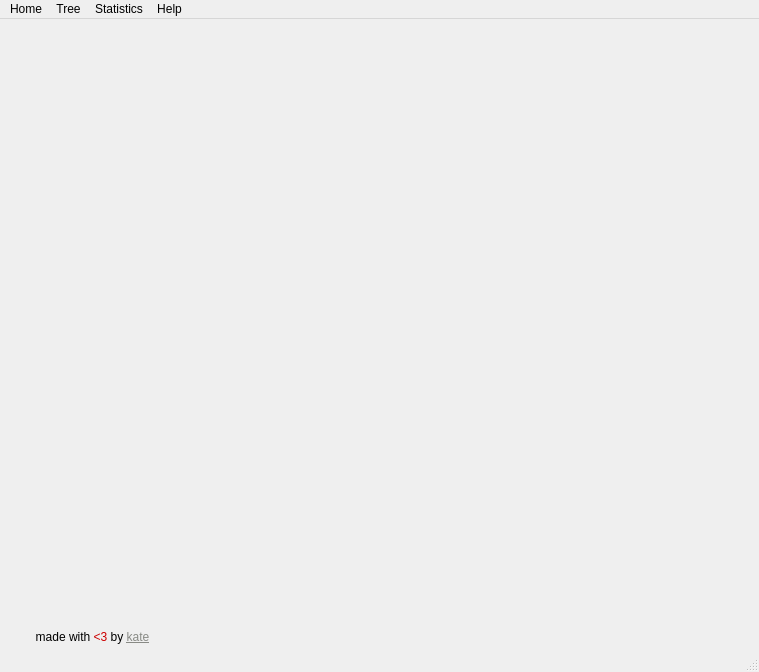
Qt form mainwindow.ui (katehaledev/graveyard) before a commit.
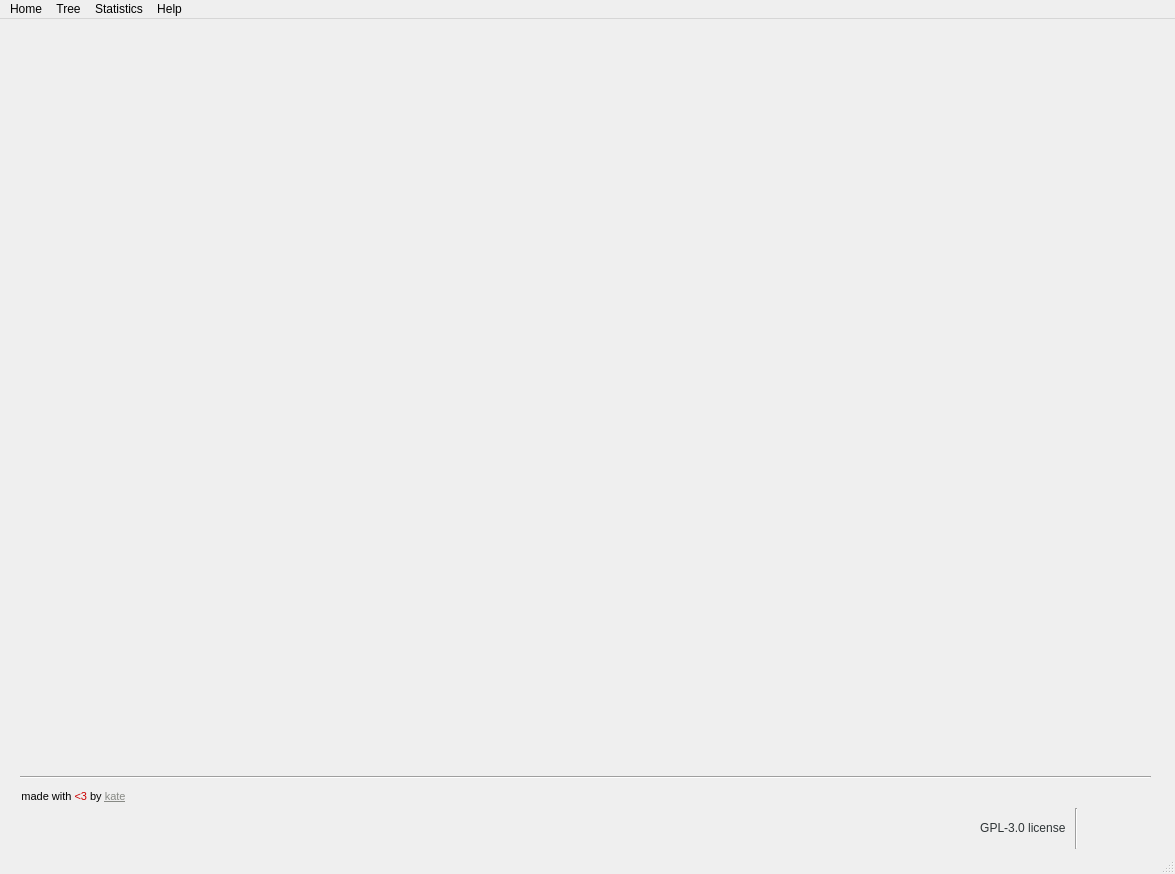
The same form after that commit. Icons and pictures are not drawn.

Commit message: Updated footer with github and ko-fi image links, updated footer layout

Diff of the .ui file:
```diff
--- a/mainwindow.ui
+++ b/mainwindow.ui
@@ -6,50 +6,109 @@
    <rect>
     <x>0</x>
     <y>0</y>
-    <width>759</width>
-    <height>672</height>
+    <width>1175</width>
+    <height>874</height>
    </rect>
   </property>
   <property name="windowTitle">
    <string>Graveyard</string>
   </property>
   <widget class="QWidget" name="centralwidget">
+   <widget class="Line" name="line">
+    <property name="geometry">
+     <rect>
+      <x>20</x>
+      <y>750</y>
+      <width>1131</width>
+      <height>16</height>
+     </rect>
+    </property>
+    <property name="orientation">
+     <enum>Qt::Horizontal</enum>
+    </property>
+   </widget>
+   <widget class="QWidget" name="horizontalLayoutWidget">
+    <property name="geometry">
+     <rect>
+      <x>980</x>
+      <y>789</y>
+      <width>181</width>
+      <height>41</height>
+     </rect>
+    </property>
+    <layout class="QHBoxLayout" name="horizontalLayout">
+     <item>
+      <widget class="QLabel" name="label">
+       <property name="text">
+        <string>&lt;html&gt;&lt;head/&gt;&lt;body&gt;&lt;p align=&quot;center&quot;&gt;&lt;span style=&quot; font-size:9pt; color:#2e3436;&quot;&gt;GPL-3.0 license &lt;/span&gt;&lt;/p&gt;&lt;/body&gt;&lt;/html&gt;</string>
+       </property>
+      </widget>
+     </item>
+     <item>
+      <widget class="Line" name="line_2">
+       <property name="orientation">
+        <enum>Qt::Vertical</enum>
+       </property>
+      </widget>
+     </item>
+     <item>
+      <widget class="QLabel" name="label_github">
+       <property name="toolTip">
+        <string>Graveyard source code on github</string>
+       </property>
+       <property name="text">
+        <string>&lt;html&gt;&lt;head/&gt;&lt;body&gt;&lt;p&gt;&lt;a href=&quot;https://github.com/katehaledev/graveyard&quot;&gt;&lt;img src=&quot;:/orig/github_25.png&quot;/&gt;&lt;/a&gt;&lt;a name=&quot;bottom&quot;/&gt;&lt;/p&gt;&lt;/body&gt;&lt;/html&gt;</string>
+       </property>
+      </widget>
+     </item>
+     <item>
+      <widget class="QLabel" name="label_kofi">
+       <property name="toolTip">
+        <string>But me a coffee</string>
+       </property>
+       <property name="text">
+        <string>&lt;html&gt;&lt;head/&gt;&lt;body&gt;&lt;p&gt;&lt;a href=&quot;https://ko-fi.com/katehaledev&quot;&gt;&lt;img src=&quot;:/orig/50_kofi.png&quot;/&gt;&lt;/a&gt;&lt;/p&gt;&lt;/body&gt;&lt;/html&gt;</string>
+       </property>
+      </widget>
+     </item>
+    </layout>
+   </widget>
+   <widget class="QLabel" name="label_git_icon">
+    <property name="geometry">
+     <rect>
+      <x>20</x>
+      <y>790</y>
+      <width>101</width>
+      <height>41</height>
+     </rect>
+    </property>
+    <property name="text">
+     <string>&lt;html&gt;&lt;head/&gt;&lt;body&gt;&lt;p align=&quot;center&quot;&gt;&lt;img src=&quot;:/100/git_100&quot;/&gt;&lt;/p&gt;&lt;/body&gt;&lt;/html&gt;</string>
+    </property>
+   </widget>
    <widget class="QLabel" name="label_git_link">
     <property name="geometry">
      <rect>
       <x>20</x>
-      <y>610</y>
-      <width>145</width>
-      <height>17</height>
+      <y>770</y>
+      <width>107</width>
+      <height>16</height>
      </rect>
     </property>
     <property name="text">
-     <string>&lt;html&gt;&lt;head/&gt;&lt;body&gt;&lt;p align=&quot;center&quot;&gt;made with &lt;span style=&quot; color:#cc0000;&quot;&gt;&amp;lt;3&lt;/span&gt; by &lt;a href=&quot;https://github.com/katehaledev/graveyard&quot;&gt;&lt;span style=&quot; text-decoration: underline; color:#888a85;&quot;&gt;kate&lt;/span&gt;&lt;/a&gt;&lt;/p&gt;&lt;/body&gt;&lt;/html&gt;</string>
+     <string>&lt;html&gt;&lt;head/&gt;&lt;body&gt;&lt;p align=&quot;center&quot;&gt;&lt;span style=&quot; font-size:8pt;&quot;&gt;made with &lt;/span&gt;&lt;span style=&quot; font-size:8pt; color:#cc0000;&quot;&gt;&amp;lt;3&lt;/span&gt;&lt;span style=&quot; font-size:8pt;&quot;&gt; by &lt;/span&gt;&lt;a href=&quot;https://github.com/katehaledev&quot;&gt;&lt;span style=&quot; font-size:8pt; text-decoration: underline; color:#888a85;&quot;&gt;kate&lt;/span&gt;&lt;/a&gt;&lt;/p&gt;&lt;/body&gt;&lt;/html&gt;</string>
     </property>
     <property name="openExternalLinks">
      <bool>true</bool>
     </property>
    </widget>
-   <widget class="QLabel" name="label_git_icon">
-    <property name="geometry">
-     <rect>
-      <x>20</x>
-      <y>504</y>
-      <width>145</width>
-      <height>100</height>
-     </rect>
-    </property>
-    <property name="text">
-     <string>&lt;html&gt;&lt;head/&gt;&lt;body&gt;&lt;p align=&quot;center&quot;&gt;&lt;img src=&quot;:/100/git_100&quot;/&gt;&lt;/p&gt;&lt;/body&gt;&lt;/html&gt;</string>
-    </property>
-   </widget>
   </widget>
   <widget class="QMenuBar" name="menubar">
    <property name="geometry">
     <rect>
      <x>0</x>
      <y>0</y>
-     <width>759</width>
+     <width>1175</width>
      <height>22</height>
     </rect>
    </property>
```
Left out of the diff: 3 changed lines with no effect on the pictures. The commit also changes 4 other files.
